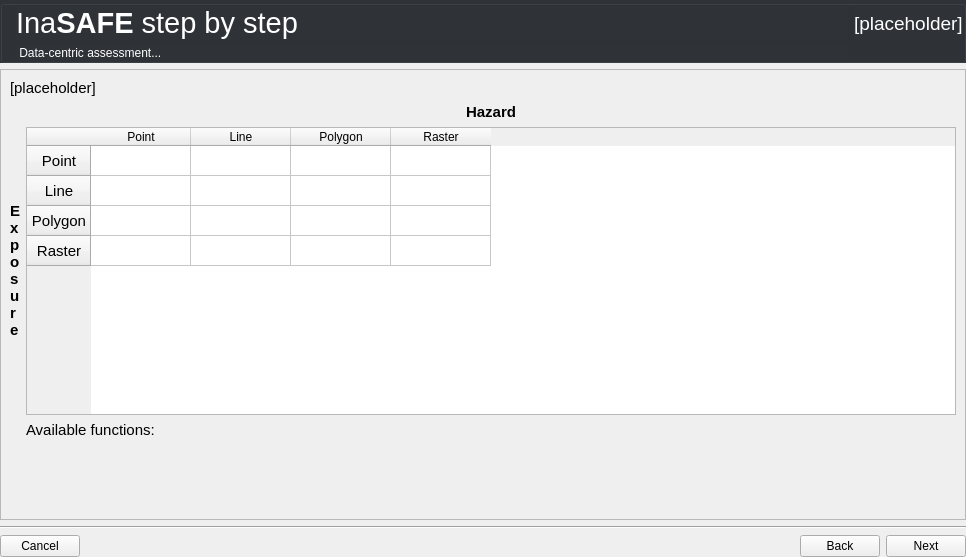
First picture: the form in safe/gui/ui/wizard_dialog_base.ui, repository inasafe/inasafe, before the edit.
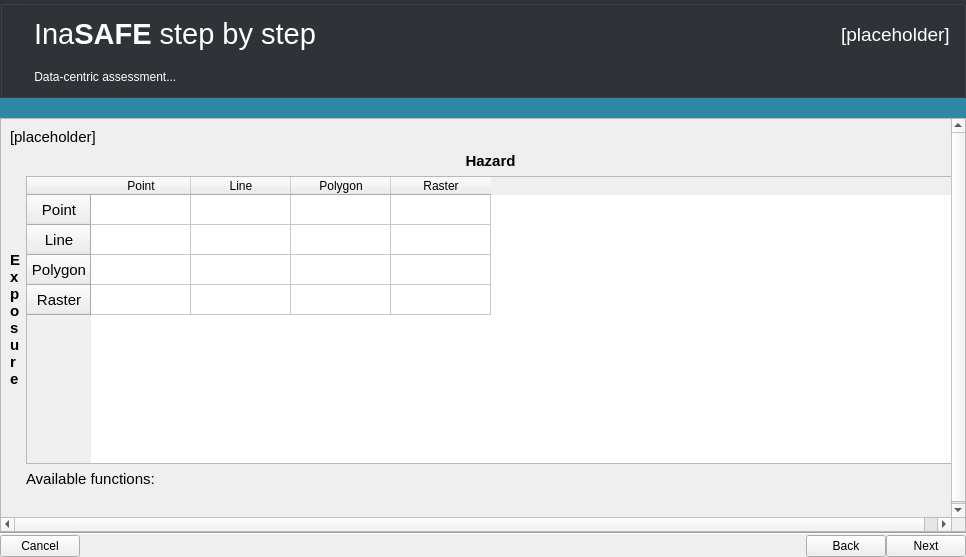
Second picture: the form after the edit. Icons and pictures are not drawn. Custom widgets are drawn as their Qt base class.

Commit message: Styling updates for wizard header

What changed in the file:
```diff
--- a/safe/gui/ui/wizard_dialog_base.ui
+++ b/safe/gui/ui/wizard_dialog_base.ui
@@ -45,13 +45,16 @@
    <property name="bottomMargin">
     <number>0</number>
    </property>
+   <property name="verticalSpacing">
+    <number>0</number>
+   </property>
    <item row="0" column="0">
     <widget class="QGroupBox" name="title_group">
      <property name="autoFillBackground">
       <bool>false</bool>
      </property>
      <property name="styleSheet">
-      <string notr="true">background: #2f3338;</string>
+      <string notr="true">background: #2f3338; padding: 5px;</string>
      </property>
      <property name="title">
       <string/>
@@ -72,6 +75,9 @@
       <property name="bottomMargin">
        <number>0</number>
       </property>
+      <property name="verticalSpacing">
+       <number>0</number>
+      </property>
       <item row="0" column="0">
        <layout class="QGridLayout" name="gridLayout_12">
         <item row="0" column="2">
@@ -95,8 +101,16 @@
             <verstretch>0</verstretch>
            </sizepolicy>
           </property>
+          <property name="font">
+           <font>
+            <pointsize>18</pointsize>
+            <weight>50</weight>
+            <italic>false</italic>
+            <bold>false</bold>
+           </font>
+          </property>
           <property name="styleSheet">
-           <string notr="true">font: 14pt; color: #fff;</string>
+           <string notr="true">font: 18pt; color: #fff;</string>
           </property>
           <property name="text">
            <string>&lt;html&gt;&lt;head/&gt;&lt;body&gt;&lt;p&gt;&lt;span style=&quot; font-size:22pt;&quot;&gt;Ina&lt;/span&gt;&lt;span style=&quot; font-size:22pt; font-weight:600;&quot;&gt;SAFE&lt;/span&gt;&lt;span style=&quot; font-size:22pt;&quot;&gt; step by step&lt;/span&gt;&lt;/p&gt;&lt;/body&gt;&lt;/html&gt;</string>
@@ -146,7 +160,7 @@
      </layout>
     </widget>
    </item>
-   <item row="1" column="0">
+   <item row="3" column="0">
     <widget class="QScrollArea" name="scrollArea_2">
      <property name="sizePolicy">
       <sizepolicy hsizetype="MinimumExpanding" vsizetype="MinimumExpanding">
@@ -3890,7 +3904,7 @@
      </widget>
     </widget>
    </item>
-   <item row="3" column="0">
+   <item row="5" column="0">
     <layout class="QHBoxLayout" name="horizontalLayout_2">
      <property name="leftMargin">
       <number>0</number>
@@ -3946,13 +3960,32 @@
      </item>
     </layout>
    </item>
-   <item row="2" column="0">
+   <item row="4" column="0">
     <widget class="Line" name="line">
      <property name="orientation">
       <enum>Qt::Horizontal</enum>
      </property>
     </widget>
    </item>
+   <item row="2" column="0">
+    <widget class="QFrame" name="frame">
+     <property name="minimumSize">
+      <size>
+       <width>0</width>
+       <height>20</height>
+      </size>
+     </property>
+     <property name="styleSheet">
+      <string notr="true">background: #2f87a6; border: none;</string>
+     </property>
+     <property name="frameShape">
+      <enum>QFrame::NoFrame</enum>
+     </property>
+     <property name="frameShadow">
+      <enum>QFrame::Raised</enum>
+     </property>
+    </widget>
+   </item>
   </layout>
  </widget>
  <customwidgets>
```
